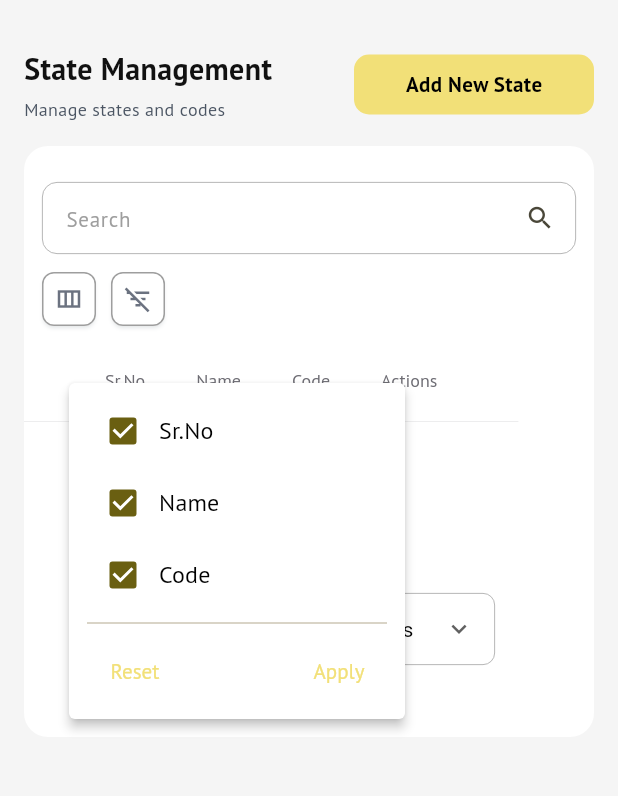
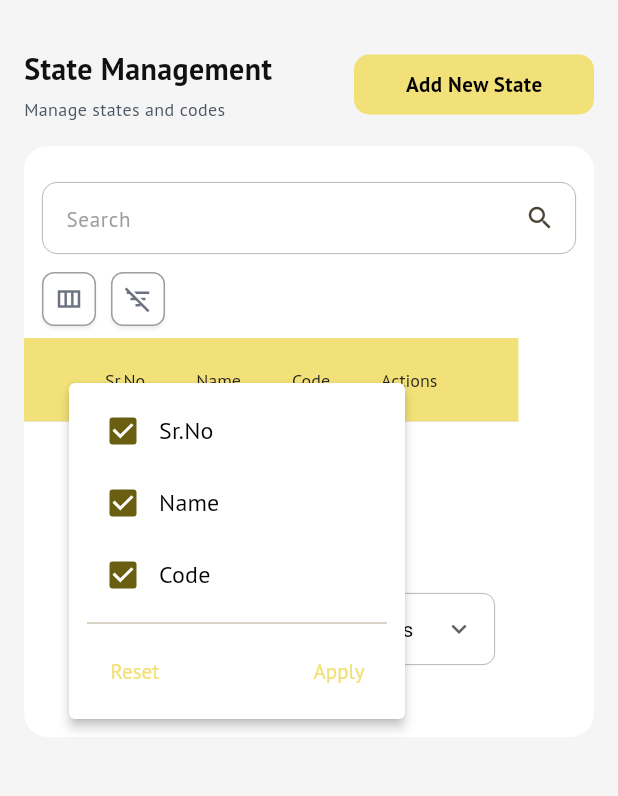
Before and after one commit to Vaishnavi297/inspection_admin, a Flutter app: the StateListPage screen opened by its route, after a tap on the "view column" icon, on a phone screen of 412 x 824 dp, the part 61-857 px from its top. Run offline on Flutter 3.47's test engine with Material 3 defaults, Android fonts, the phone set to English and light mode, and no system bars; our stand-ins replace bloc, cloud_firestore, equatable, file_picker, firebase_auth, firebase_core and 12 more; missing offline and left inert: firebase_auth_platform_interface; accounts and stored records are empty; statements that could not run were skipped.

Commit message:
Feat: Added State list page and navigation. Fixed: Reordered sidebar menu items.

```diff
--- a/lib/screens/home/components/sidebar_component.dart
+++ b/lib/screens/home/components/sidebar_component.dart
@@ -16,11 +16,8 @@ import '../../../utils/routes/app_routes.dart';
 class SidebarComponent extends StatefulWidget {
   final int currentIndex;
   final ValueChanged<int>? onSelect;
-  const SidebarComponent({
-    super.key,
-    required this.currentIndex,
-    this.onSelect,
-  });
+
+  const SidebarComponent({super.key, required this.currentIndex, this.onSelect});
 
   @override
   State<SidebarComponent> createState() => _SidebarComponentState();
@@ -28,6 +25,7 @@ class SidebarComponent extends StatefulWidget {
 
 class _SidebarComponentState extends State<SidebarComponent> {
   final adminRepo = AdminRepository.instance;
+
   @override
   void initState() {
     super.initState();
@@ -65,19 +63,10 @@ class _SidebarComponentState extends State<SidebarComponent> {
                   : EdgeInsets.only(left: 8, right: 16),
               title: ResponsiveWidget.isMediumScreen(context)
                   ? null
-                  : Text(
-                      appStrings.lblAppName,
-                      style: boldTextStyle(
-                        size: 20,
-                        color: appColors.primaryColor,
-                      ),
-                    ),
+                  : Text(appStrings.lblAppName, style: boldTextStyle(size: 20, color: appColors.primaryColor)),
               subtitle: ResponsiveWidget.isMediumScreen(context)
                   ? null
-                  : Text(
-                      adminRepo.adminData?.email ?? '',
-                      style: secondaryTextStyle(size: 12),
-                    ),
+                  : Text(adminRepo.adminData?.email ?? '', style: secondaryTextStyle(size: 12)),
               trailing: ResponsiveWidget.isMediumScreen(context)
                   ? null
                   : ImageIcon(AssetImage(AppAssets.imgCloseDrawer), size: 24),
@@ -88,43 +77,14 @@ class _SidebarComponentState extends State<SidebarComponent> {
             Expanded(
               child: ListView(
                 children: [
-                  navItemWidget(
-                    title: 'Dashboard',
-                    icon: Icons.space_dashboard,
-                    index: 0,
-                    isTrailingIcon: false,
-                  ),
-                  navItemWidget(
-                    title: 'County',
-                    icon: Icons.map_outlined,
-                    index: 1,
-                  ),
-                  navItemWidget(
-                    title: 'Stations',
-                    icon: Icons.home_work_outlined,
-                    index: 2,
-                  ),
-                  navItemWidget(
-                    title: 'Inspactors',
-                    icon: Icons.badge_outlined,
-                    index: 3,
-                  ),
-                  navItemWidget(
-                    title: 'Users',
-                    icon: Icons.people_outline,
-                    index: 4,
-                  ),
-                  navItemWidget(
-                    title: 'Vehicles',
-                    icon: Icons.directions_car_outlined,
-                    index: 5,
-                  ),
-                  navItemWidget(
-                    title: 'Inspections',
-                    icon: Icons.fact_check_outlined,
-                    index: 6,
-                  ),
-                  navItemWidget(title: 'States', icon: Icons.map, index: 7),
+                  navItemWidget(title: 'Dashboard', icon: Icons.space_dashboard, index: 0, isTrailingIcon: false),
+                  navItemWidget(title: 'County', icon: Icons.map_outlined, index: 1),
+                  navItemWidget(title: 'States', icon: Icons.map, index: 2),
+                  navItemWidget(title: 'Stations', icon: Icons.home_work_outlined, index: 3),
+                  navItemWidget(title: 'Inspectors', icon: Icons.badge_outlined, index: 4),
+                  navItemWidget(title: 'Users', icon: Icons.people_outline, index: 5),
+                  navItemWidget(title: 'Vehicles', icon: Icons.directions_car_outlined, index: 6),
+                  navItemWidget(title: 'Inspections', icon: Icons.fact_check_outlined, index: 7),
                 ],
               ),
             ),
@@ -145,25 +105,15 @@ class _SidebarComponentState extends State<SidebarComponent> {
               leading: CircleAvatar(
                 radius: 18,
                 backgroundColor: appColors.primaryColor,
-                child: Icon(
-                  Icons.person_outline,
-                  size: 20,
-                  color: Colors.white,
-                ),
+                child: Icon(Icons.person_outline, size: 20, color: Colors.white),
               ),
 
               title: ResponsiveWidget.isMediumScreen(context)
                   ? null
-                  : Text(
-                      adminRepo.adminData?.name ?? appStrings.lblUserName,
-                      style: boldTextStyle(size: 14),
-                    ),
+                  : Text(adminRepo.adminData?.name ?? appStrings.lblUserName, style: boldTextStyle(size: 14)),
               subtitle: ResponsiveWidget.isMediumScreen(context)
                   ? null
-                  : Text(
-                      adminRepo.adminData?.role ?? appStrings.lblEmail,
-                      style: secondaryTextStyle(size: 12),
-                    ),
+                  : Text(adminRepo.adminData?.role ?? appStrings.lblEmail, style: secondaryTextStyle(size: 12)),
             ),
           ],
         ),
@@ -181,17 +131,12 @@ class _SidebarComponentState extends State<SidebarComponent> {
   }) {
     final selected = widget.currentIndex == index;
     final bg = selected ? appColors.primaryColor : Colors.transparent;
-    final iconColor =
-        color ?? (selected ? appColors.white : appColors.textSecondaryColor);
-    final textColor =
-        color ?? (selected ? appColors.white : appColors.textPrimaryColor);
+    final iconColor = color ?? (selected ? appColors.white : appColors.textSecondaryColor);
+    final textColor = color ?? (selected ? appColors.white : appColors.textPrimaryColor);
 
     return Container(
       margin: const EdgeInsets.symmetric(vertical: 2),
-      decoration: BoxDecoration(
-        color: bg,
-        borderRadius: BorderRadius.circular(appConstants.defaultRadius),
-      ),
+      decoration: BoxDecoration(color: bg, borderRadius: BorderRadius.circular(appConstants.defaultRadius)),
       child: ListTile(
         dense: true,
         leading: SizedBox(
@@ -204,26 +149,16 @@ class _SidebarComponentState extends State<SidebarComponent> {
             ? null
             : Text(
                 title,
-                style: primaryTextStyle(
-                  color: textColor,
-                  fontWeight: FontWeight.w500,
-                ),
+                style: primaryTextStyle(color: textColor, fontWeight: FontWeight.w500),
               ),
         trailing: ResponsiveWidget.isMediumScreen(context)
             ? null
             : isTrailingIcon == true
-            ? trailing ??
-                  Icon(
-                    Icons.arrow_forward_ios_rounded,
-                    color: color,
-                    size: s.s18,
-                  )
+            ? trailing ?? Icon(Icons.arrow_forward_ios_rounded, color: color, size: s.s18)
             : null,
         onTap: index == 8
             ? () async {
-                final shouldLogout = await LogoutConfirmationDialog.show(
-                  context,
-                );
+                final shouldLogout = await LogoutConfirmationDialog.show(context);
 
                 if (shouldLogout == true) {
                   await LocalStorageService.instance.clearAllLocal();
@@ -243,22 +178,22 @@ class _SidebarComponentState extends State<SidebarComponent> {
                     route = AppRoutes.county;
                     break;
                   case 2:
+                    route = AppRoutes.states;
+                    break;
+                  case 3:
                     route = AppRoutes.stations;
                     break;
-                  case 3:
+                  case 4:
                     route = AppRoutes.inspectors;
                     break;
-                  case 4:
+                  case 5:
                     route = AppRoutes.users;
                     break;
-                  case 5:
+                  case 6:
                     route = AppRoutes.vehicles;
                     break;
-                  case 6:
+                  case 7:
                     route = AppRoutes.inspections;
-                    break;
-                  case 7:
-                    route = AppRoutes.states;
                     break;
                 }
                 if (GoRouterState.of(context).uri.path != route) {
--- a/lib/screens/states/state_list_page.dart
+++ b/lib/screens/states/state_list_page.dart
@@ -145,6 +145,9 @@ class _StateListPageState extends State<StateListPage> {
       columns: const ['Sr.No', 'Name', 'Code'],
       data: data,
       actionColumnName: 'Actions',
+      headerColor: appColors.primaryColor,
+      headerColumnColor: appColors.textPrimaryColor,
+      cellTextColor: appColors.primaryTextColor,
       rowActions: {
         RowAction(RowActionType.modify, icon: Icons.edit_outlined),
         RowAction(RowActionType.delete, icon: Icons.delete_outlined),
--- a/lib/utils/routes/app_routes.dart
+++ b/lib/utils/routes/app_routes.dart
@@ -34,10 +34,8 @@ class AppRoutes {
   static const String inspections = '/inspections';
   static const String states = '/states';
 
-  static final GlobalKey<NavigatorState> _rootNavigatorKey =
-      GlobalKey<NavigatorState>();
-  static final GlobalKey<NavigatorState> _shellNavigatorKey =
-      GlobalKey<NavigatorState>();
+  static final GlobalKey<NavigatorState> _rootNavigatorKey = GlobalKey<NavigatorState>();
+  static final GlobalKey<NavigatorState> _shellNavigatorKey = GlobalKey<NavigatorState>();
 
   static final GoRouter router = GoRouter(
     navigatorKey: _rootNavigatorKey,
@@ -46,84 +44,63 @@ class AppRoutes {
       GoRoute(path: splash, builder: (context, state) => const SplashPage()),
       GoRoute(
         path: login,
-        builder: (context, state) =>
-            BlocProvider(create: (_) => SignInBloc(), child: const LoginPage()),
+        builder: (context, state) => BlocProvider(create: (_) => SignInBloc(), child: const LoginPage()),
       ),
       ShellRoute(
         navigatorKey: _shellNavigatorKey,
         builder: (context, state, child) {
           int index = 0;
           final location = state.uri.path;
-          if (location == AppRoutes.dashboard)
+          if (location == AppRoutes.dashboard) {
             index = 0;
-          else if (location == AppRoutes.county)
+          } else if (location == AppRoutes.county) {
             index = 1;
-          else if (location == AppRoutes.stations)
+          } else if (location == AppRoutes.states) {
             index = 2;
-          else if (location == AppRoutes.inspectors)
+          } else if (location == AppRoutes.stations) {
             index = 3;
-          else if (location == AppRoutes.users)
+          } else if (location == AppRoutes.inspectors) {
             index = 4;
-          else if (location == AppRoutes.vehicles)
+          } else if (location == AppRoutes.users) {
             index = 5;
-          else if (location == AppRoutes.inspections)
+          } else if (location == AppRoutes.vehicles) {
             index = 6;
-          else if (location == AppRoutes.states)
+          } else if (location == AppRoutes.inspections) {
             index = 7;
+          }
 
           return MainLayout(currentIndex: index, child: child);
         },
         routes: [
-          GoRoute(
-            path: dashboard,
-            builder: (context, state) => const DashboardPage(),
-          ),
+          GoRoute(path: dashboard, builder: (context, state) => const DashboardPage()),
           GoRoute(
             path: county,
-            builder: (context, state) => BlocProvider(
-              create: (context) => CountyBloc(),
-              child: const CountyPage(),
-            ),
+            builder: (context, state) => BlocProvider(create: (context) => CountyBloc(), child: const CountyPage()),
           ),
           GoRoute(
             path: stations,
-            builder: (context, state) => BlocProvider(
-              create: (context) => InspectionStationBloc(),
-              child: const InspectionStationPage(),
-            ),
+            builder: (context, state) =>
+                BlocProvider(create: (context) => InspectionStationBloc(), child: const InspectionStationPage()),
           ),
           GoRoute(
             path: inspectors,
-            builder: (context, state) => BlocProvider(
-              create: (context) => InspectorBloc(),
-              child: const InspectorPage(),
-            ),
+            builder: (context, state) =>
+                BlocProvider(create: (context) => InspectorBloc(), child: const InspectorPage()),
           ),
           GoRoute(
             path: users,
-            builder: (context, state) => BlocProvider(
-              create: (context) => UsersBloc(),
-              child: const UsersPage(),
-            ),
+            builder: (context, state) => BlocProvider(create: (context) => UsersBloc(), child: const UsersPage()),
           ),
           GoRoute(
             path: vehicles,
-            builder: (context, state) => BlocProvider(
-              create: (context) => VehiclesBloc(),
-              child: const VehiclesPage(),
-            ),
+            builder: (context, state) => BlocProvider(create: (context) => VehiclesBloc(), child: const VehiclesPage()),
           ),
           GoRoute(
             path: inspections,
-            builder: (context, state) => BlocProvider(
-              create: (context) => InspectionBloc(),
-              child: const InspectionPage(),
-            ),
+            builder: (context, state) =>
+                BlocProvider(create: (context) => InspectionBloc(), child: const InspectionPage()),
           ),
-          GoRoute(
-            path: states,
-            builder: (context, state) => const StateListPage(),
-          ),
+          GoRoute(path: states, builder: (context, state) => const StateListPage()),
         ],
       ),
     ],
```
